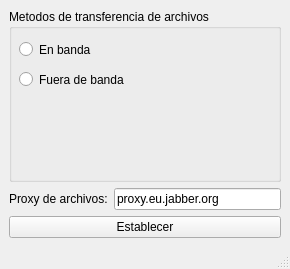
Before: the Qt Designer form src/cliente/Forms/ventanaopcionesxmpp.ui in svn2github/demonio, drawn with Qt 5.
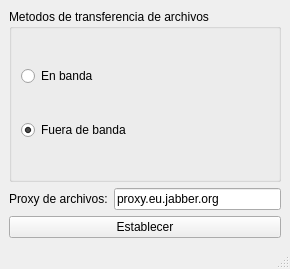
After: the same form once the commit is applied.

Patch:
```diff
--- a/src/cliente/Forms/ventanaopcionesxmpp.ui
+++ b/src/cliente/Forms/ventanaopcionesxmpp.ui
@@ -20,32 +20,25 @@
       <property name="title">
        <string>Metodos de transferencia de archivos</string>
       </property>
+      <layout class="QVBoxLayout" name="verticalLayout_2">
+       <item>
       <widget class="QRadioButton" name="checkEnBanda">
-       <property name="geometry">
-        <rect>
-         <x>10</x>
-         <y>30</y>
-         <width>97</width>
-         <height>21</height>
-        </rect>
-       </property>
        <property name="text">
         <string>En banda</string>
        </property>
       </widget>
+       </item>
+       <item>
       <widget class="QRadioButton" name="checkFueraDeBanda">
-       <property name="geometry">
-        <rect>
-         <x>10</x>
-         <y>60</y>
-         <width>131</width>
-         <height>21</height>
-        </rect>
-       </property>
        <property name="text">
         <string>Fuera de banda</string>
        </property>
-      </widget>
+         <property name="checked">
+          <bool>true</bool>
+         </property>
+        </widget>
+       </item>
+      </layout>
      </widget>
     </item>
     <item>
```
Lines whose indentation alone changed are shown as unchanged.
